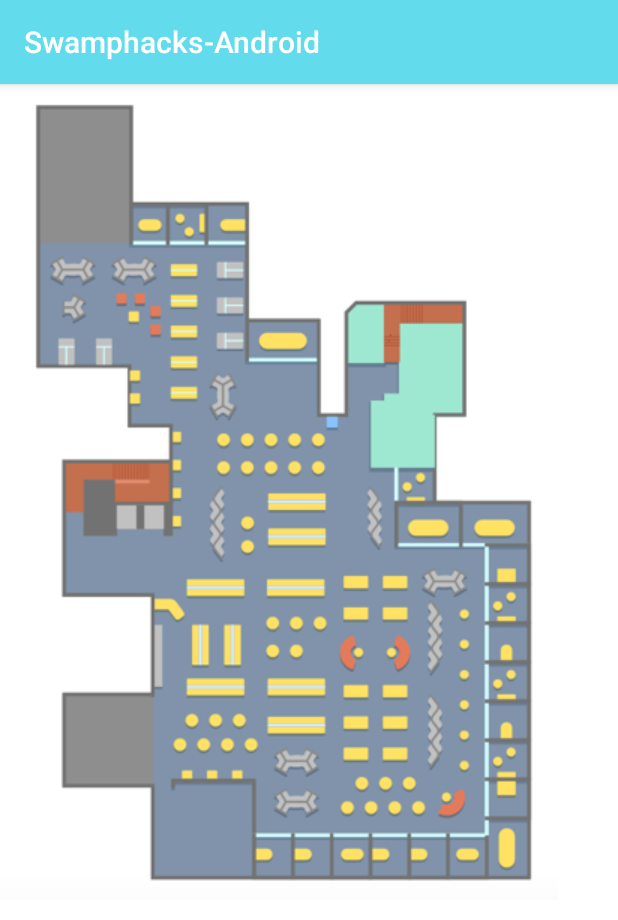
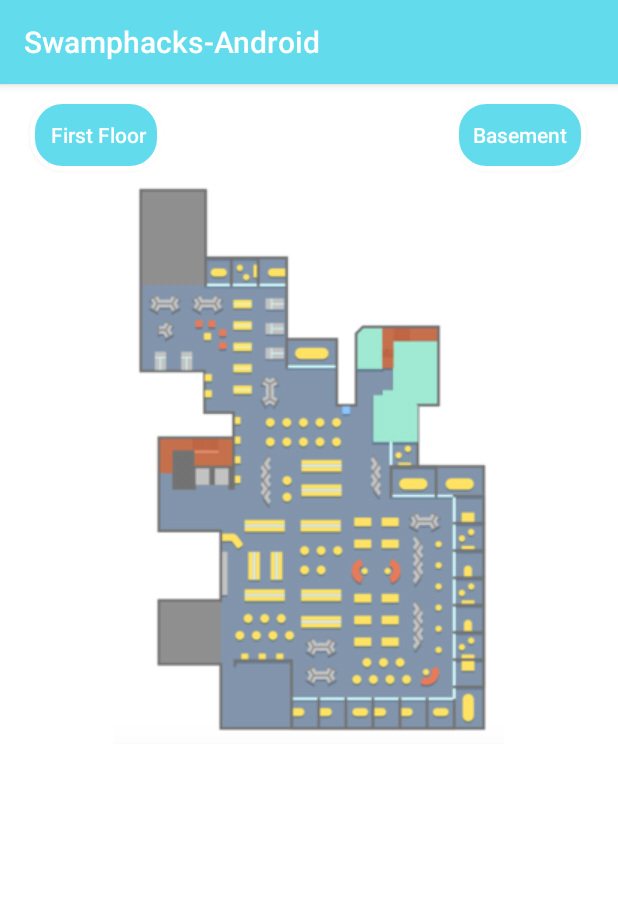
Before and after one commit to swamphacks/2017-Mobile-Android, an Android app: the fragment MapFragment shown on its own in the app's theme, on a phone screen of 412 x 824 dp. Shown: the top 920 px of the screen. Run offline under Robolectric (Android 15) with nearby library versions, the phone set to English and light mode, and no system bars; our stand-ins replace Firebase (no records; nobody signed in at launch, a user with empty details on screens opened directly).

Commit message:
styling and mapping

```diff
--- a/app/src/main/AndroidManifest.xml
+++ b/app/src/main/AndroidManifest.xml
@@ -5,7 +5,8 @@
 
     <application
         android:allowBackup="true"
-        android:icon="@mipmap/ic_launcher"
+        android:icon="@mipmap/ic_appicon"
+        android:largeHeap="true"
         android:label="@string/app_name"
         android:supportsRtl="true"
         android:theme="@style/AppTheme">
--- a/app/src/main/java/com/swamphacks/swamphacks_android/events/MapFragment.java
+++ b/app/src/main/java/com/swamphacks/swamphacks_android/events/MapFragment.java
@@ -1,6 +1,7 @@
 package com.swamphacks.swamphacks_android.events;
 
 import android.content.Context;
+import android.graphics.drawable.BitmapDrawable;
 import android.net.Uri;
 import android.os.Bundle;
 import android.app.Fragment;
@@ -8,15 +9,41 @@ import android.support.annotation.Nullable;
 import android.view.LayoutInflater;
 import android.view.View;
 import android.view.ViewGroup;
+import android.widget.Button;
+import android.widget.ImageView;
 
 import com.swamphacks.swamphacks_android.R;
 
 public class MapFragment extends Fragment {
 
+    Button firstFloorButton, basementButton;
+    ImageView mapView;
+
     @Nullable
     @Override
     public View onCreateView(LayoutInflater inflater, ViewGroup container, final Bundle savedInstanceState) {
         View view = inflater.inflate(R.layout.fragment_map, container, false);
+
+        firstFloorButton = (Button) view.findViewById(R.id.first_floor_button);
+        basementButton = (Button) view.findViewById(R.id.basement_button);
+
+        mapView = (ImageView) view.findViewById(R.id.map_view);
+
+        firstFloorButton.setOnClickListener(new View.OnClickListener() {
+            @Override
+            public void onClick(View v) {
+//                ((BitmapDrawable)mapView.getDrawable()).getBitmap().recycle();
+                mapView.setImageResource(R.drawable.map_image_firstfloor);
+            }
+        });
+
+        basementButton.setOnClickListener(new View.OnClickListener() {
+            @Override
+            public void onClick(View v) {
+//                ((BitmapDrawable)mapView.getDrawable()).getBitmap().recycle();
+                mapView.setImageResource(R.drawable.map_image);
+            }
+        });
 
         return view;
     }
--- a/app/src/main/java/com/swamphacks/swamphacks_android/sponsors/SponsorDetailFragment.java
+++ b/app/src/main/java/com/swamphacks/swamphacks_android/sponsors/SponsorDetailFragment.java
@@ -214,9 +214,12 @@ public class SponsorDetailFragment extends Fragment {
 
             String imageString = sponsorRep.getImage();
             if(imageString.length() > 50){
+                Log.d("Length ", "" + imageString.length());
                 byte[] decodedString = Base64.decode(imageString, Base64.DEFAULT);
                 Bitmap decodedByte = BitmapFactory.decodeByteArray(decodedString, 0, decodedString.length);
-                viewHolder.pictureView.setImageBitmap(getRoundedCornerBitmap(decodedByte, 1000));
+                if(decodedByte != null) {
+                    viewHolder.pictureView.setImageBitmap(getRoundedCornerBitmap(decodedByte, 1000));
+                }
             }
         }
 
--- a/app/src/main/res/layout/fragment_map.xml
+++ b/app/src/main/res/layout/fragment_map.xml
@@ -8,9 +8,43 @@
 
     <!-- TODO: Update blank fragment layout -->
 
-    <ImageView
-        android:layout_width="wrap_content"
-        android:layout_height="wrap_content"
-        app:srcCompat="@drawable/map_image"
-        android:id="@+id/map_view" />
+    <RelativeLayout
+        android:layout_width="match_parent"
+        android:layout_height="match_parent">
+
+        <ImageView
+            android:layout_width="wrap_content"
+            android:layout_height="wrap_content"
+            app:srcCompat="@drawable/map_image"
+            android:id="@+id/map_view"
+            android:layout_marginTop="60dp"
+            android:layout_centerInParent="false"
+            android:layout_centerHorizontal="true" />
+
+        <Button
+            android:text="  First Floor "
+            android:layout_width="wrap_content"
+            android:layout_height="wrap_content"
+            android:layout_marginLeft="20dp"
+            android:id="@+id/first_floor_button"
+            android:layout_marginStart="20dp"
+            android:layout_alignParentTop="true"
+            android:layout_marginTop="10dp"
+            android:textColor="@color/white"
+            android:background="@drawable/button_blue_white_border"
+            android:textAllCaps="false"/>
+
+        <Button
+            android:text="Basement"
+            android:layout_width="wrap_content"
+            android:layout_height="wrap_content"
+            android:id="@+id/basement_button"
+            android:background="@drawable/button_blue_white_border"
+            android:textColor="@color/white"
+            android:layout_marginRight="21dp"
+            android:layout_marginTop="10dp"
+            android:textAllCaps="false"
+            android:layout_alignParentRight="true" />
+    </RelativeLayout>
+
 </FrameLayout>
```
Also changed, not shown: app/src/main/ic_appicon-web.png (added), app/src/main/res/drawable/map_image.png, app/src/main/res/drawable/map_image_firstfloor.png (added), app/src/main/res/mipmap-hdpi/ic_appicon.png (added), app/src/main/res/mipmap-mdpi/ic_appicon.png (added), app/src/main/res/mipmap-xhdpi/ic_appicon.png (added), app/src/main/res/mipmap-xxhdpi/ic_appicon.png (added), app/src/main/res/mipmap-xxxhdpi/ic_appicon.png (added), app/src/main/res/mipmap-xxxhdpi/sh_appicon.png (added).
